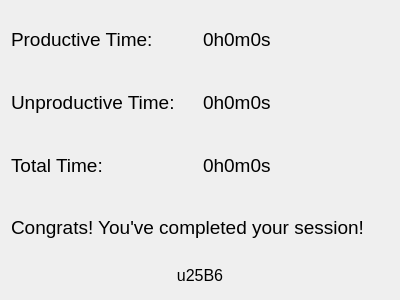
thebigG/Tasker, file Tasker/livesession.ui: the form before one commit.
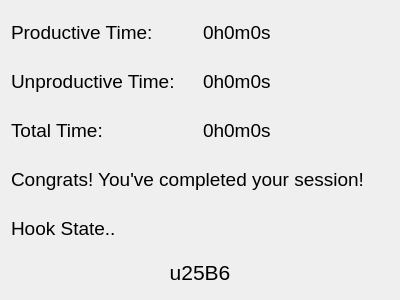
The form after the commit.

The edit to the form file:
```diff
--- a/Tasker/livesession.ui
+++ b/Tasker/livesession.ui
@@ -14,6 +14,46 @@
    <string>0</string>
   </property>
   <layout class="QGridLayout" name="gridLayout">
+   <item row="3" column="0" colspan="2">
+    <widget class="QLabel" name="taskStateMessageLabel">
+     <property name="font">
+      <font>
+       <pointsize>14</pointsize>
+      </font>
+     </property>
+     <property name="text">
+      <string>Congrats! You've completed your session!</string>
+     </property>
+    </widget>
+   </item>
+   <item row="5" column="0" colspan="2">
+    <widget class="QPushButton" name="playButton">
+     <property name="font">
+      <font>
+       <family>Ubuntu</family>
+       <pointsize>16</pointsize>
+      </font>
+     </property>
+     <property name="text">
+      <string>u25B6</string>
+     </property>
+     <property name="flat">
+      <bool>true</bool>
+     </property>
+    </widget>
+   </item>
+   <item row="0" column="1">
+    <widget class="QLabel" name="productiveTimeValue">
+     <property name="font">
+      <font>
+       <pointsize>14</pointsize>
+      </font>
+     </property>
+     <property name="text">
+      <string>0h0m0s</string>
+     </property>
+    </widget>
+   </item>
    <item row="2" column="1">
     <widget class="QLabel" name="totalTimeValue">
      <property name="font">
@@ -38,30 +78,6 @@
      </property>
     </widget>
    </item>
-   <item row="1" column="1">
-    <widget class="QLabel" name="unproductiveTimeValue">
-     <property name="font">
-      <font>
-       <pointsize>14</pointsize>
-      </font>
-     </property>
-     <property name="text">
-      <string>0h0m0s</string>
-     </property>
-    </widget>
-   </item>
-   <item row="3" column="0" colspan="2">
-    <widget class="QLabel" name="congratsMessageLabel">
-     <property name="font">
-      <font>
-       <pointsize>14</pointsize>
-      </font>
-     </property>
-     <property name="text">
-      <string>Congrats! You've completed your session!</string>
-     </property>
-    </widget>
-   </item>
    <item row="1" column="0">
     <widget class="QLabel" name="unproductiveTimeQLabel">
      <property name="font">
@@ -74,6 +90,18 @@
      </property>
     </widget>
    </item>
+   <item row="1" column="1">
+    <widget class="QLabel" name="unproductiveTimeValue">
+     <property name="font">
+      <font>
+       <pointsize>14</pointsize>
+      </font>
+     </property>
+     <property name="text">
+      <string>0h0m0s</string>
+     </property>
+    </widget>
+   </item>
    <item row="0" column="0">
     <widget class="QLabel" name="productiveTimeQLabel">
      <property name="font">
@@ -86,31 +114,15 @@
      </property>
     </widget>
    </item>
-   <item row="0" column="1">
-    <widget class="QLabel" name="productiveTimeValue">
+   <item row="4" column="0">
+    <widget class="QLabel" name="hookStateQLabel">
      <property name="font">
       <font>
        <pointsize>14</pointsize>
       </font>
      </property>
      <property name="text">
-      <string>0h0m0s</string>
-     </property>
-    </widget>
-   </item>
-   <item row="4" column="0" colspan="2">
-    <widget class="QPushButton" name="playButton">
-     <property name="font">
-      <font>
-       <family>Ubuntu</family>
-       <pointsize>12</pointsize>
-      </font>
-     </property>
-     <property name="text">
-      <string>u25B6</string>
-     </property>
-     <property name="flat">
-      <bool>true</bool>
+      <string>Hook State..</string>
      </property>
     </widget>
    </item>
```
